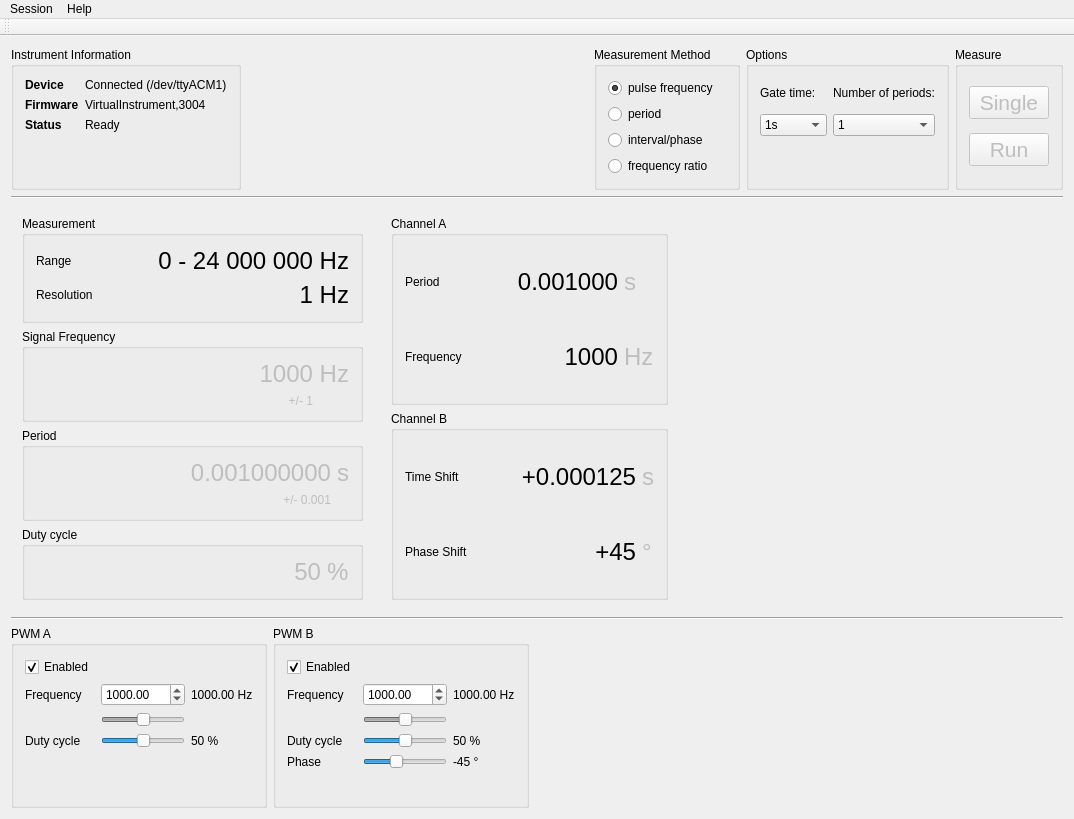
First picture: the form in gui/mainwindow.ui, repository mcejp/virtual-counter, before the edit.
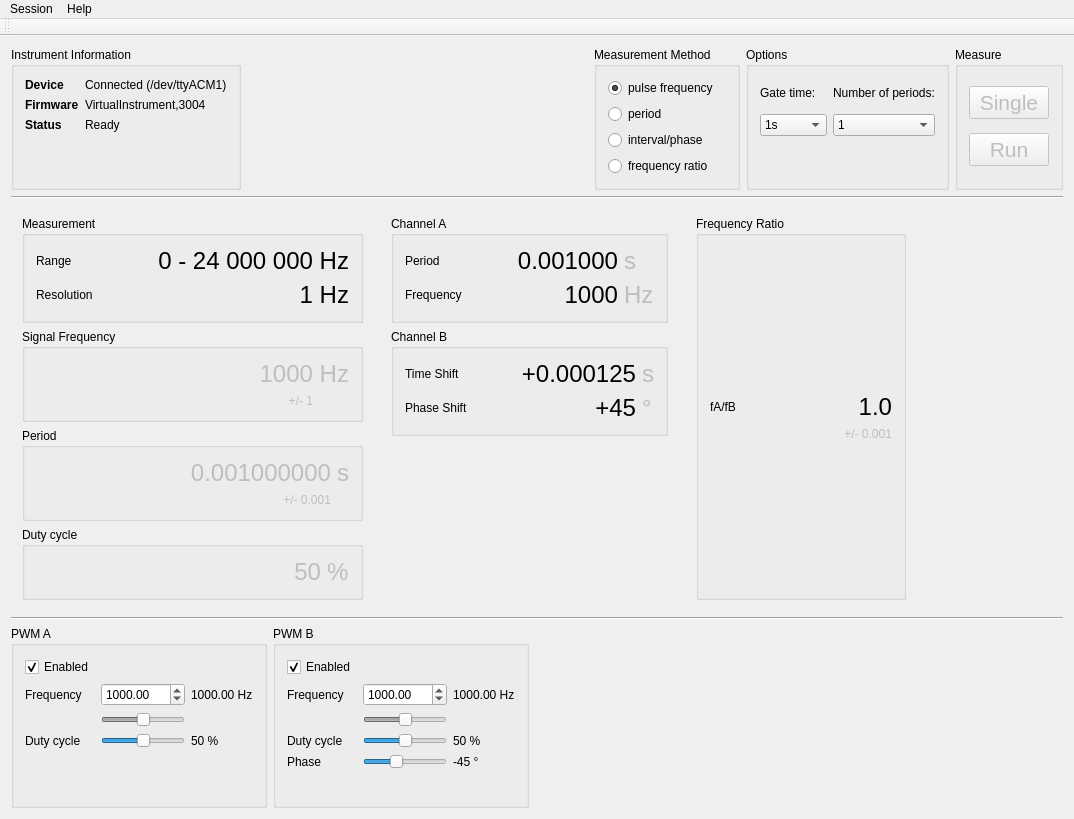
Second picture: the form after the edit. Custom widgets are drawn as their Qt base class.

```diff
--- a/gui/mainwindow.ui
+++ b/gui/mainwindow.ui
@@ -305,7 +305,7 @@
      </widget>
     </item>
     <item>
-     <layout class="QHBoxLayout" name="measurementShelf" stretch="0,0,1">
+     <layout class="QHBoxLayout" name="measurementShelf" stretch="0,0,0,1">
       <item>
        <widget class="QWidget" name="frequencyMeasurementRack" native="true">
         <layout class="QVBoxLayout" name="_2">
@@ -703,6 +703,101 @@
                <string>°</string>
               </property>
              </widget>
+            </item>
+           </layout>
+          </widget>
+         </item>
+         <item>
+          <spacer name="verticalSpacer_7">
+           <property name="orientation">
+            <enum>Qt::Vertical</enum>
+           </property>
+           <property name="sizeHint" stdset="0">
+            <size>
+             <width>20</width>
+             <height>40</height>
+            </size>
+           </property>
+          </spacer>
+         </item>
+        </layout>
+       </widget>
+      </item>
+      <item>
+       <widget class="QWidget" name="freqRatioMeasurementRack" native="true">
+        <layout class="QVBoxLayout" name="_4">
+         <item>
+          <widget class="QGroupBox" name="groupBox_13">
+           <property name="title">
+            <string>Frequency Ratio</string>
+           </property>
+           <layout class="QGridLayout" name="gridLayout_9" columnstretch="0,0">
+            <item row="1" column="0">
+             <widget class="QLabel" name="label_7">
+              <property name="text">
+               <string>fA/fB</string>
+              </property>
+             </widget>
+            </item>
+            <item row="3" column="1">
+             <spacer name="verticalSpacer_5">
+              <property name="orientation">
+               <enum>Qt::Vertical</enum>
+              </property>
+              <property name="sizeHint" stdset="0">
+               <size>
+                <width>20</width>
+                <height>40</height>
+               </size>
+              </property>
+             </spacer>
+            </item>
+            <item row="2" column="1">
+             <widget class="QLabel" name="measuredFreqRatioError">
+              <property name="enabled">
+               <bool>false</bool>
+              </property>
+              <property name="text">
+               <string>+/- 0.001</string>
+              </property>
+              <property name="alignment">
+               <set>Qt::AlignRight|Qt::AlignTrailing|Qt::AlignVCenter</set>
+              </property>
+             </widget>
+            </item>
+            <item row="1" column="1">
+             <widget class="QLabel" name="measuredFreqRatioValue">
+              <property name="minimumSize">
+               <size>
+                <width>150</width>
+                <height>0</height>
+               </size>
+              </property>
+              <property name="font">
+               <font>
+                <pointsize>18</pointsize>
+               </font>
+              </property>
+              <property name="text">
+               <string>1.0</string>
+              </property>
+              <property name="alignment">
+               <set>Qt::AlignRight|Qt::AlignTrailing|Qt::AlignVCenter</set>
+              </property>
+             </widget>
+            </item>
+            <item row="0" column="1">
+             <spacer name="verticalSpacer_6">
+              <property name="orientation">
+               <enum>Qt::Vertical</enum>
+              </property>
+              <property name="sizeHint" stdset="0">
+               <size>
+                <width>20</width>
+                <height>40</height>
+               </size>
+              </property>
+             </spacer>
             </item>
            </layout>
           </widget>
```
